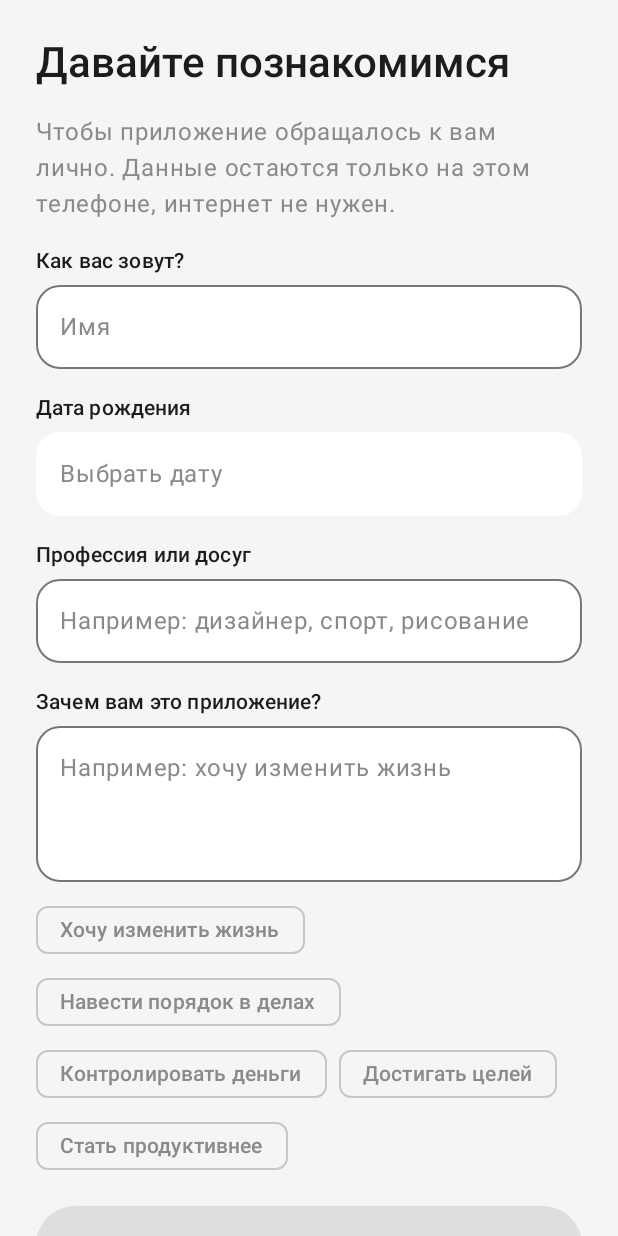
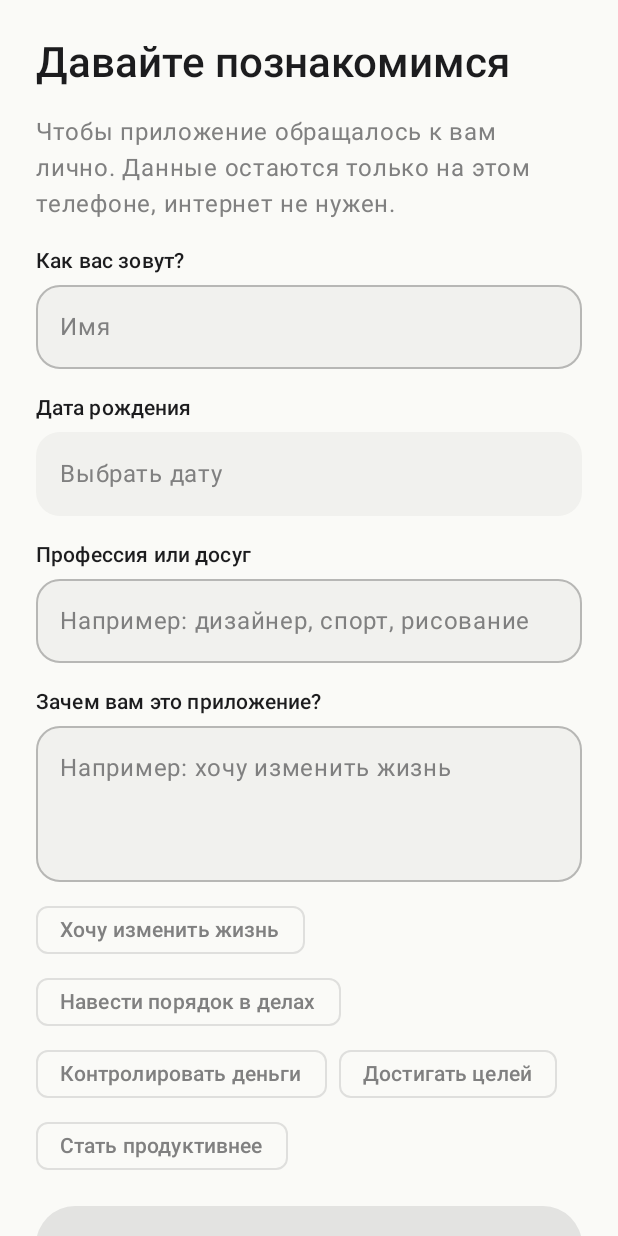
Before and after one commit to rafinad7656-netizen/goals-app, an Android app built with Jetpack Compose: the screen it shows after launch (MainActivity), on a phone screen of 412 x 824 dp. Run offline under Robolectric (Android 15) with nearby library versions, the phone set to English and light mode, and no system bars.

Commit message:
Three-colour minimalist redesign, new icon, Play Store preparation
- Palette reduced to paper, ink and one green accent; monochrome category icons
- Finance: add entries from a bottom sheet, entries grouped by day
- New launcher icon (open progress ring with check)
- targetSdk/compileSdk 36, AGP 8.9.1, R8-minified release build
- Signed .aab built in CI when signing secrets are set
- Store listing texts, privacy policy, 512px icon and feature graphic

Co-Authored-By: Claude Opus 5.5 <noreply@anthropic.com>

```diff
--- a/app/src/main/java/com/rafinad/goals/GoalsScreen.kt
+++ b/app/src/main/java/com/rafinad/goals/GoalsScreen.kt
@@ -39,7 +39,7 @@ fun GoalsScreen(store: Store) {
                     LinearProgressIndicator(
                         progress = { goal.progress },
                         modifier = Modifier.fillMaxWidth().padding(end = 12.dp).height(4.dp).clip(CircleShape),
-                        color = c.primary, trackColor = c.surfaceVariant,
+                        color = Accent, trackColor = c.surfaceVariant,
                     )
                     if (expanded == i) {
                         Spacer(Modifier.height(8.dp))
--- a/app/src/main/java/com/rafinad/goals/Nudges.kt
+++ b/app/src/main/java/com/rafinad/goals/Nudges.kt
@@ -46,11 +46,11 @@ val MORNING_TIPS = listOf(
 fun NudgeBlock(kind: NudgeKind, mainGoal: String) {
     val fact = remember(kind) { (if (kind == NudgeKind.MORNING) MORNING_TIPS else SLEEP_FACTS).random() }
     val (title, lead) = when (kind) {
-        NudgeKind.EVENING -> "🌙 Пора готовиться ко сну" to
+        NudgeKind.EVENING -> "Пора готовиться ко сну" to
             "Отложите телефон — завтрашние дела подождут. Лягте до полуночи, и утром будет больше сил."
-        NudgeKind.NIGHT -> "😴 Уже за полночь" to
+        NudgeKind.NIGHT -> "Уже за полночь" to
             "Сон сейчас важнее любых дел. Вот почему:"
-        NudgeKind.MORNING -> "☀️ Начните с главного" to
+        NudgeKind.MORNING -> "Начните с главного" to
             if (mainGoal.isNotBlank()) "Главная цель дня: «$mainGoal». Сделайте её первой, пока голова свежая."
             else "Запишите главную цель дня и сделайте её первой, пока голова свежая."
     }
--- a/app/src/main/java/com/rafinad/goals/Ui.kt
+++ b/app/src/main/java/com/rafinad/goals/Ui.kt
@@ -2,24 +2,32 @@ package com.rafinad.goals
 
 import android.media.AudioManager
 import android.media.ToneGenerator
+import androidx.compose.foundation.background
 import androidx.compose.foundation.isSystemInDarkTheme
 import androidx.compose.foundation.layout.*
+import androidx.compose.foundation.shape.CircleShape
 import androidx.compose.foundation.shape.RoundedCornerShape
 import androidx.compose.foundation.text.KeyboardActions
 import androidx.compose.foundation.text.KeyboardOptions
 import androidx.compose.material.icons.Icons
 import androidx.compose.material.icons.filled.Add
 import androidx.compose.material.icons.filled.Close
+import androidx.compose.material.icons.automirrored.outlined.MenuBook
+import androidx.compose.material.icons.automirrored.outlined.TrendingUp
+import androidx.compose.material.icons.outlined.*
 import androidx.compose.material3.*
 import androidx.compose.runtime.*
 import androidx.compose.ui.Alignment
 import androidx.compose.ui.Modifier
+import androidx.compose.ui.draw.clip
 import androidx.compose.ui.graphics.Color
+import androidx.compose.ui.graphics.compositeOver
+import androidx.compose.ui.graphics.vector.ImageVector
 import androidx.compose.ui.text.font.FontWeight
 import androidx.compose.ui.text.input.ImeAction
 import androidx.compose.ui.text.style.TextDecoration
+import androidx.compose.ui.unit.Dp
 import androidx.compose.ui.unit.dp
-import androidx.compose.ui.unit.sp
 import java.time.Instant
 import java.time.LocalDate
 import java.time.ZoneOffset
@@ -27,25 +35,74 @@ import java.util.Locale
 
 val RU: Locale = Locale.forLanguageTag("ru")
 val CardShape = RoundedCornerShape(20.dp)
-val Income = Color(0xFF2E7D5B)
-val Expense = Color(0xFFC0392B)
 
-private val Light = lightColorScheme(
-    primary = Color(0xFF1C1C1E), onPrimary = Color.White,
-    background = Color(0xFFF5F5F3), surface = Color.White, onSurface = Color(0xFF1C1C1E),
-    surfaceVariant = Color(0xFFECECEA), onSurfaceVariant = Color(0xFF8A8A8E),
-    secondaryContainer = Color(0xFFE6E6E3),
-)
-private val Dark = darkColorScheme(
-    primary = Color(0xFFF2F2F2), onPrimary = Color(0xFF111111),
-    background = Color(0xFF0F0F10), surface = Color(0xFF1A1A1C), onSurface = Color(0xFFF2F2F2),
-    surfaceVariant = Color(0xFF26262A), onSurfaceVariant = Color(0xFF8E8E93),
-    secondaryContainer = Color(0xFF2C2C30),
-)
+// Вся палитра — три цвета. Остальные оттенки — их прозрачность.
+val Paper = Color(0xFFFAFAF7)
+val Ink = Color(0xFF1C1C1E)
+val Accent = Color(0xFF2E9E6B)
+
+/** Доход — акцентом, расход — основным цветом текста. */
+val Income = Accent
+val Expense: Color
+    @Composable @ReadOnlyComposable get() = MaterialTheme.colorScheme.onSurface
+
+private fun scheme(dark: Boolean): ColorScheme {
+    val bg = if (dark) Ink else Paper
+    val fg = if (dark) Paper else Ink
+    fun tint(a: Float) = fg.copy(alpha = a).compositeOver(bg)
+    val base = if (dark) darkColorScheme() else lightColorScheme()
+    return base.copy(
+        primary = fg, onPrimary = bg, primaryContainer = tint(0.08f), onPrimaryContainer = fg,
+        secondary = Accent, onSecondary = Paper, secondaryContainer = Accent.copy(alpha = 0.18f).compositeOver(bg),
+        onSecondaryContainer = fg, tertiary = Accent, onTertiary = Paper,
+        background = bg, onBackground = fg, surface = tint(0.04f), onSurface = fg,
+        surfaceVariant = tint(0.08f), onSurfaceVariant = tint(0.55f),
+        surfaceContainerLowest = bg, surfaceContainerLow = tint(0.03f), surfaceContainer = tint(0.04f),
+        surfaceContainerHigh = tint(0.06f), surfaceContainerHighest = tint(0.08f),
+        outline = tint(0.3f), outlineVariant = tint(0.12f),
+    )
+}
 
 @Composable
 fun AppTheme(content: @Composable () -> Unit) =
-    MaterialTheme(colorScheme = if (isSystemInDarkTheme()) Dark else Light, content = content)
+    MaterialTheme(colorScheme = scheme(isSystemInDarkTheme()), content = content)
+
+/** Монохромные иконки категорий. Ключ хранится в записи. */
+val CATEGORY_ICONS: Map<String, ImageVector> = linkedMapOf(
+    "work" to Icons.Outlined.Work, "laptop" to Icons.Outlined.Laptop, "home" to Icons.Outlined.Home,
+    "bank" to Icons.Outlined.AccountBalance, "wallet" to Icons.Outlined.AccountBalanceWallet,
+    "trend" to Icons.AutoMirrored.Outlined.TrendingUp,
+    "family" to Icons.Outlined.People, "child" to Icons.Outlined.ChildCare, "heart" to Icons.Outlined.FavoriteBorder,
+    "gift" to Icons.Outlined.CardGiftcard, "pets" to Icons.Outlined.Pets, "person" to Icons.Outlined.Person,
+    "cart" to Icons.Outlined.ShoppingCart, "food" to Icons.Outlined.Restaurant, "cafe" to Icons.Outlined.LocalCafe,
+    "clothes" to Icons.Outlined.LocalMall, "meds" to Icons.Outlined.LocalPharmacy, "health" to Icons.Outlined.LocalHospital,
+    "car" to Icons.Outlined.DirectionsCar, "fuel" to Icons.Outlined.LocalGasStation, "bus" to Icons.Outlined.DirectionsBus,
+    "flight" to Icons.Outlined.Flight, "phone" to Icons.Outlined.Smartphone, "bulb" to Icons.Outlined.Lightbulb,
+    "school" to Icons.Outlined.School, "book" to Icons.AutoMirrored.Outlined.MenuBook, "sport" to Icons.Outlined.FitnessCenter,
+    "game" to Icons.Outlined.VideogameAsset, "tools" to Icons.Outlined.Build, "receipt" to Icons.Outlined.Receipt,
+)
+
+// Записи из прошлых версий хранили эмодзи.
+private val LEGACY_EMOJI = mapOf(
+    "💼" to "work", "💻" to "laptop", "🏠" to "home", "🏦" to "bank", "💰" to "wallet", "📈" to "trend",
+    "👨‍👩‍👧" to "family", "👧" to "child", "👦" to "child", "❤️" to "heart", "🎁" to "gift", "🐶" to "pets",
+    "🛒" to "cart", "🍔" to "food", "☕" to "cafe", "👕" to "clothes", "💊" to "meds", "🏥" to "health",
+    "🚗" to "car", "⛽" to "fuel", "🚌" to "bus", "✈️" to "flight", "📱" to "phone", "💡" to "bulb",
+    "🎓" to "school", "📚" to "book", "⚽" to "sport", "🎮" to "game", "🔧" to "tools", "🧾" to "receipt",
+)
+
+fun categoryIcon(key: String): ImageVector? = CATEGORY_ICONS[key] ?: CATEGORY_ICONS[LEGACY_EMOJI[key]]
+
+/** Круглая подложка с иконкой категории; без категории — знак +/−. */
+@Composable
+fun CategoryBadge(icon: String, income: Boolean, size: Dp = 40.dp) {
+    Box(Modifier.size(size).clip(CircleShape).background(MaterialTheme.colorScheme.surfaceVariant),
+        contentAlignment = Alignment.Center) {
+        val v = categoryIcon(icon)
+        if (v != null) Icon(v, null, Modifier.size(size * 0.5f), tint = if (income) Income else Expense)
+        else Text(if (income) "+" else "−", color = if (income) Income else Expense)
+    }
+}
 
 // ToneGenerator can fail on some devices — then the app just stays silent
 private val tone: ToneGenerator? by lazy { runCatching { ToneGenerator(AudioManager.STREAM_NOTIFICATION, 80) }.getOrNull() }
@@ -93,9 +150,8 @@ fun Section(title: String, trailing: String? = null, content: @Composable Column
     Surface(Modifier.fillMaxWidth(), shape = CardShape, color = MaterialTheme.colorScheme.surface) {
         Column(Modifier.padding(horizontal = 16.dp, vertical = 14.dp)) {
             Row {
-                Text(title.uppercase(), Modifier.weight(1f), style = MaterialTheme.typography.labelMedium,
-                    letterSpacing = 1.2.sp, color = MaterialTheme.colorScheme.onSurfaceVariant)
-                if (trailing != null) Text(trailing, style = MaterialTheme.typography.labelMedium,
+                Text(title, Modifier.weight(1f), style = MaterialTheme.typography.titleSmall, fontWeight = FontWeight.SemiBold)
+                if (trailing != null) Text(trailing, style = MaterialTheme.typography.labelLarge,
                     color = MaterialTheme.colorScheme.onSurfaceVariant)
             }
             content()
@@ -146,7 +202,7 @@ fun TaskList(tasks: List<Task>, hint: String, onChange: (List<Task>) -> Unit) {
             Checkbox(task.done, { done ->
                 if (done) playDone()
                 onChange(tasks.replace(i, task.copy(done = done)))
-            })
+            }, colors = CheckboxDefaults.colors(checkedColor = Accent, checkmarkColor = Paper))
             Text(task.title, Modifier.weight(1f),
                 color = if (task.done) muted else Color.Unspecified,
                 textDecoration = if (task.done) TextDecoration.LineThrough else null)
--- a/app/src/main/res/drawable/ic_launcher_background.xml
+++ b/app/src/main/res/drawable/ic_launcher_background.xml
@@ -2,5 +2,5 @@
 <vector xmlns:android="http://schemas.android.com/apk/res/android"
     android:width="108dp" android:height="108dp"
     android:viewportWidth="108" android:viewportHeight="108">
-    <path android:fillColor="#1C1C1E" android:pathData="M0,0h108v108h-108z" />
+    <path android:fillColor="#2E9E6B" android:pathData="M0,0h108v108h-108z" />
 </vector>
--- a/build.gradle.kts
+++ b/build.gradle.kts
@@ -1,5 +1,5 @@
 plugins {
-    id("com.android.application") version "8.5.2" apply false
+    id("com.android.application") version "8.9.1" apply false
     id("org.jetbrains.kotlin.android") version "2.0.20" apply false
     id("org.jetbrains.kotlin.plugin.compose") version "2.0.20" apply false
 }
```
Also changed, not shown: app/build.gradle.kts (+25 -4 lines), app/src/main/java/com/rafinad/goals/CalendarScreen.kt (+6 -5 lines), app/src/main/java/com/rafinad/goals/Data.kt (+12 -12 lines), app/src/main/java/com/rafinad/goals/MainActivity.kt (+9 -9 lines), app/src/main/java/com/rafinad/goals/MoneyScreen.kt (+174 -119 lines), app/src/main/res/drawable/ic_launcher_foreground.xml (+5 -4 lines), gradle/wrapper/gradle-wrapper.properties, 6 other files.
